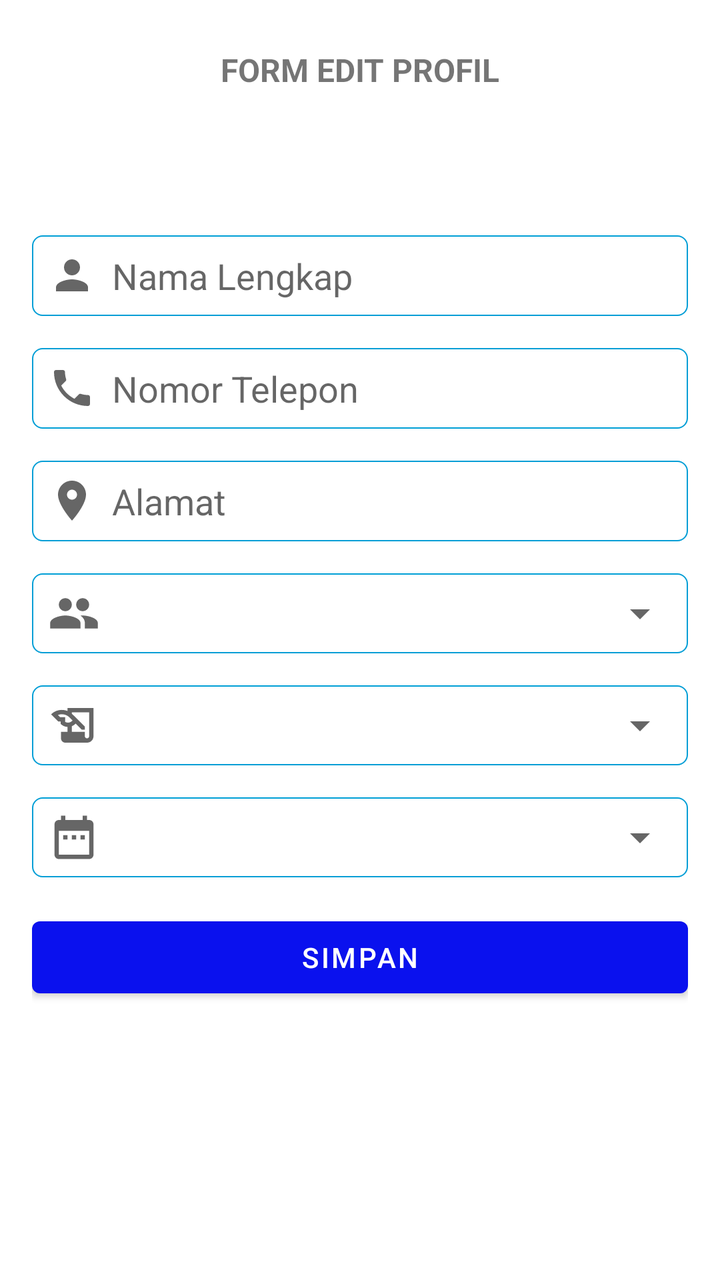
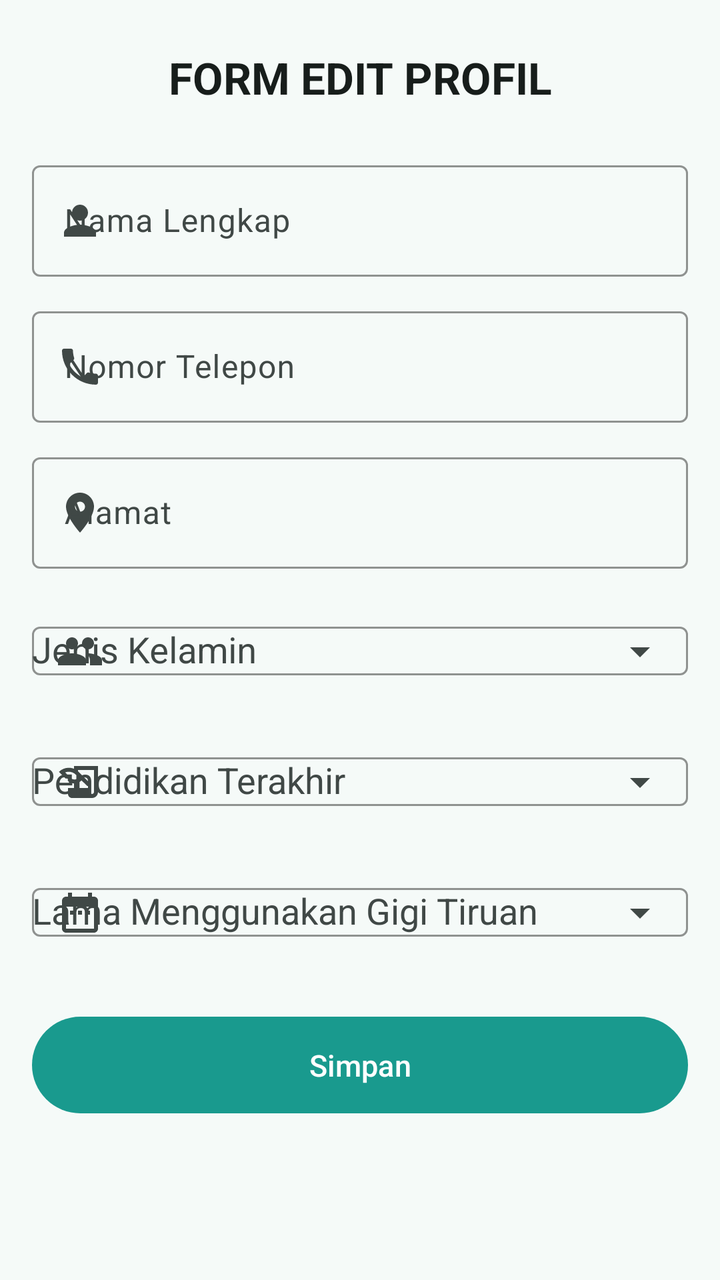

Screens rendered from an Android XML layout before and after an edit, with the pre-edit source and the edit as a unified diff.
<!-- AndroidManifest.xml: application theme Theme.Ladokgi -->
<!-- res/layout/activity_edit_profile.xml -->
<?xml version="1.0" encoding="utf-8"?>

<LinearLayout xmlns:android="http://schemas.android.com/apk/res/android"
    xmlns:app="http://schemas.android.com/apk/res-auto"
    xmlns:tools="http://schemas.android.com/tools"
    android:layout_width="match_parent"
    android:layout_height="match_parent"
    android:orientation="vertical"
    tools:context=".EditProfileActivity">
    <ScrollView
        android:id="@+id/scroll"
        android:layout_width="match_parent"
        android:layout_height="wrap_content"
        >
        <androidx.constraintlayout.widget.ConstraintLayout
            android:layout_width="match_parent"
            android:layout_height="match_parent"
            android:paddingLeft="@dimen/activity_horizontal_margin"
            android:paddingTop="@dimen/activity_vertical_margin"
            android:paddingRight="@dimen/activity_horizontal_margin"
            android:paddingBottom="@dimen/activity_vertical_margin">

            <TextView
                android:id="@+id/title"
                android:layout_width="match_parent"
                android:layout_height="wrap_content"
                android:layout_marginTop="8dp"
                app:layout_constraintTop_toTopOf="parent"
                app:layout_constraintBottom_toTopOf="@id/form"
                android:textAlignment="center"
                android:textSize="16sp"
                android:textStyle="bold"
                android:text="FORM EDIT PROFIL"/>


            <LinearLayout
                android:id="@+id/form"
                android:layout_width="match_parent"
                android:layout_height="wrap_content"
                android:layout_marginTop="72dp"
                android:orientation="vertical"
                app:layout_constraintTop_toBottomOf="@id/title"
                >

                <EditText
                    android:id="@+id/nama"
                    android:layout_width="match_parent"
                    android:layout_height="wrap_content"
                    android:layout_marginBottom="16dp"
                    android:background="@drawable/field_bg"
                    android:inputType="textPersonName"
                    android:drawableStart="@drawable/ic_baseline_person_24"
                    android:hint="Nama Lengkap"
                    android:drawablePadding="8dp"
                    android:padding="8dp" />

                <EditText
                    android:id="@+id/nomor_tlp"
                    android:layout_width="match_parent"
                    android:layout_height="wrap_content"
                    android:layout_marginBottom="16dp"
                    android:background="@drawable/field_bg"
                    android:inputType="phone"
                    android:drawableStart="@drawable/ic_baseline_phone_24"
                    android:hint="Nomor Telepon"
                    android:drawablePadding="8dp"
                    android:padding="8dp" />

                <EditText
                    android:id="@+id/alamat"
                    android:layout_width="match_parent"
                    android:layout_height="wrap_content"
                    android:layout_marginBottom="16dp"
                    android:background="@drawable/field_bg"
                    android:drawableStart="@drawable/ic_baseline_location_on_24"
                    android:inputType="text"
                    android:drawablePadding="8dp"
                    android:hint="Alamat"
                    android:padding="8dp" />

                <RelativeLayout
                    android:id="@+id/layot1"
                    android:layout_width="match_parent"
                    android:layout_height="wrap_content"
                    android:background="@drawable/field_bg"
                    android:layout_marginBottom="16dp">
                    <Spinner
                        android:id="@+id/spn3"
                        android:layout_width="match_parent"
                        android:layout_height="40dp"
                        android:layout_toEndOf="@id/iconSpinner3"
                        />
                    <ImageView
                        android:id="@+id/iconSpinner3"
                        android:layout_width="26dp"
                        android:layout_height="26dp"
                        android:src="@drawable/ic_baseline_group_24"
                        android:layout_centerVertical="true"
                        android:layout_marginStart="8dp"/>
                </RelativeLayout>

                <RelativeLayout
                    android:id="@+id/layot2"
                    android:layout_width="match_parent"
                    android:layout_height="wrap_content"
                    android:background="@drawable/field_bg"
                    android:layout_marginBottom="16dp">
                    <Spinner
                        android:id="@+id/spn"
                        android:layout_width="match_parent"
                        android:layout_height="40dp"
                        android:layout_toEndOf="@id/iconSpinner"
                        />
                    <ImageView
                        android:id="@+id/iconSpinner"
                        android:layout_width="26dp"
                        android:layout_height="26dp"
                        android:src="@drawable/ic_baseline_history_edu_24"
                        android:layout_centerVertical="true"
                        android:layout_marginStart="8dp"/>
                </RelativeLayout>

                <RelativeLayout
                    android:id="@+id/layot3"
                    android:layout_width="match_parent"
                    android:layout_height="wrap_content"
                    android:background="@drawable/field_bg"
                    android:layout_marginBottom="16dp">
                    <Spinner
                        android:id="@+id/spn2"
                        android:layout_width="match_parent"
                        android:layout_height="40dp"
                        android:layout_toEndOf="@id/iconSpinner2"
                        />
                    <ImageView
                        android:id="@+id/iconSpinner2"
                        android:layout_width="26dp"
                        android:layout_height="26dp"
                        android:src="@drawable/ic_baseline_date_range_24"
                        android:layout_centerVertical="true"
                        android:layout_marginStart="8dp"/>
                </RelativeLayout>

                <Button
                    android:id="@+id/btn_simpan"
                    android:layout_width="match_parent"
                    android:layout_height="wrap_content"
                    android:layout_marginBottom="32dp"
                    android:text="Simpan" />


            </LinearLayout>

        </androidx.constraintlayout.widget.ConstraintLayout>
    </ScrollView>
</LinearLayout>
<!-- resources referenced by this layout -->
<resources>
  <dimen name="activity_vertical_margin">16dp</dimen>
  <!-- drawable field_bg (drawable) -->
  <?xml version="1.0" encoding="utf-8"?>
  
  <shape xmlns:android="http://schemas.android.com/apk/res/android"
      android:shape="rectangle" >
  
      <corners
          android:bottomLeftRadius="5dp"
          android:bottomRightRadius="5dp"
          android:topLeftRadius="5dp"
          android:topRightRadius="5dp" />
  
      <stroke
          android:width="0.5dp"
          android:color="@color/purple_500" />
  
      <solid android:color="#80FFFFFF" />
  
  </shape>
  <style name="Theme.Ladokgi" parent="Theme.MaterialComponents.DayNight.NoActionBar">
          
          <item name="colorPrimary">@color/purple_700</item>
          <item name="colorPrimaryVariant">@color/purple_500</item>
          <item name="colorOnPrimary">@color/white</item>
          
          <item name="colorSecondary">@color/purple_500</item>
          <item name="colorSecondaryVariant">@color/purple_700</item>
          <item name="colorOnSecondary">@color/black</item>
          
          <item name="android:statusBarColor" tools:targetApi="l">?attr/colorPrimaryVariant</item>
          
  
          <item name="actionOverflowButtonStyle">@style/MyOverflowButtonStyle</item>
      </style>
  <color name="purple_500">#009ed6</color>
  <color name="purple_700">#0a11ee</color>
  <color name="white">#FFFFFFFF</color>
  <color name="black">#FF000000</color>
  <style name="MyOverflowButtonStyle" parent="Widget.AppCompat.ActionButton.Overflow">
          <item name="android:tint">#FFFFFF</item>
      </style>
  <!-- unchanged entries left out for length: 7 -->
</resources>

<!-- the commit's change to res/layout/activity_edit_profile.xml (unified diff, before → after) -->
@@ -1,5 +1,4 @@
 <?xml version="1.0" encoding="utf-8"?>
-
 <LinearLayout xmlns:android="http://schemas.android.com/apk/res/android"
     xmlns:app="http://schemas.android.com/apk/res-auto"
     xmlns:tools="http://schemas.android.com/tools"
@@ -7,150 +6,143 @@
     android:layout_height="match_parent"
     android:orientation="vertical"
     tools:context=".EditProfileActivity">
+
     <ScrollView
         android:id="@+id/scroll"
         android:layout_width="match_parent"
-        android:layout_height="wrap_content"
-        >
-        <androidx.constraintlayout.widget.ConstraintLayout
+        android:layout_height="match_parent"
+        android:fillViewport="true">
+
+        <LinearLayout
             android:layout_width="match_parent"
-            android:layout_height="match_parent"
-            android:paddingLeft="@dimen/activity_horizontal_margin"
-            android:paddingTop="@dimen/activity_vertical_margin"
-            android:paddingRight="@dimen/activity_horizontal_margin"
-            android:paddingBottom="@dimen/activity_vertical_margin">
+            android:layout_height="wrap_content"
+            android:orientation="vertical"
+            android:padding="@dimen/activity_horizontal_margin"
+            android:paddingBottom="32dp">
 
-            <TextView
+            <com.google.android.material.textview.MaterialTextView
                 android:id="@+id/title"
                 android:layout_width="match_parent"
                 android:layout_height="wrap_content"
                 android:layout_marginTop="8dp"
-                app:layout_constraintTop_toTopOf="parent"
-                app:layout_constraintBottom_toTopOf="@id/form"
-                android:textAlignment="center"
-                android:textSize="16sp"
-                android:textStyle="bold"
-                android:text="FORM EDIT PROFIL"/>
-
+                android:layout_marginBottom="24dp"
+                android:gravity="center"
+                android:text="@string/form_edit_profile_title"
+                android:textAppearance="?attr/textAppearanceTitleLarge"
+                android:textColor="?attr/colorOnSurface"
+                android:textStyle="bold" />
 
             <LinearLayout
                 android:id="@+id/form"
                 android:layout_width="match_parent"
                 android:layout_height="wrap_content"
-                android:layout_marginTop="72dp"
-                android:orientation="vertical"
-                app:layout_constraintTop_toBottomOf="@id/title"
-                >
+                android:orientation="vertical">
 
-                <EditText
-                    android:id="@+id/nama"
+                <com.google.android.material.textfield.TextInputLayout
+                    android:id="@+id/til_nama"
+                    style="@style/Widget.Ladokgi.TextInputLayout"
                     android:layout_width="match_parent"
                     android:layout_height="wrap_content"
-                    android:layout_marginBottom="16dp"
-                    android:background="@drawable/field_bg"
-                    android:inputType="textPersonName"
-                    android:drawableStart="@drawable/ic_baseline_person_24"
-                    android:hint="Nama Lengkap"
-                    android:drawablePadding="8dp"
-                    android:padding="8dp" />
+                    android:layout_marginBottom="12dp"
+                    android:hint="@string/hint_full_name"
+                    app:startIconDrawable="@drawable/ic_baseline_person_24">
 
-                <EditText
-                    android:id="@+id/nomor_tlp"
+                    <com.google.android.material.textfield.TextInputEditText
+                        android:id="@+id/nama"
+                        android:layout_width="match_parent"
+                        android:layout_height="wrap_content"
+                        android:inputType="textPersonName" />
+                </com.google.android.material.textfield.TextInputLayout>
+
+                <com.google.android.material.textfield.TextInputLayout
+                    android:id="@+id/til_telepon"
+                    style="@style/Widget.Ladokgi.TextInputLayout"
                     android:layout_width="match_parent"
                     android:layout_height="wrap_content"
-                    android:layout_marginBottom="16dp"
-                    android:background="@drawable/field_bg"
-                    android:inputType="phone"
-                    android:drawableStart="@drawable/ic_baseline_phone_24"
-                    android:hint="Nomor Telepon"
-                    android:drawablePadding="8dp"
-                    android:padding="8dp" />
+                    android:layout_marginBottom="12dp"
+                    android:hint="@string/hint_phone"
+                    app:startIconDrawable="@drawable/ic_baseline_phone_24">
 
-                <EditText
-                    android:id="@+id/alamat"
+                    <com.google.android.material.textfield.TextInputEditText
+                        android:id="@+id/nomor_tlp"
+                        android:layout_width="match_parent"
+                        android:layout_height="wrap_content"
+                        android:inputType="phone" />
+                </com.google.android.material.textfield.TextInputLayout>
+
+                <com.google.android.material.textfield.TextInputLayout
+                    android:id="@+id/til_alamat"
+                    style="@style/Widget.Ladokgi.TextInputLayout"
                     android:layout_width="match_parent"
                     android:layout_height="wrap_content"
-                    android:layout_marginBottom="16dp"
-                    android:background="@drawable/field_bg"
-                    android:drawableStart="@drawable/ic_baseline_location_on_24"
-                    android:inputType="text"
-                    android:drawablePadding="8dp"
-                    android:hint="Alamat"
-                    android:padding="8dp" />
+                    android:layout_marginBottom="12dp"
+                    android:hint="@string/hint_address"
+                    app:startIconDrawable="@drawable/ic_baseline_location_on_24">
 
-                <RelativeLayout
+                    <com.google.android.material.textfield.TextInputEditText
+                        android:id="@+id/alamat"
+                        android:layout_width="match_parent"
+                        android:layout_height="wrap_content"
+                        android:inputType="text" />
+                </com.google.android.material.textfield.TextInputLayout>
+
+                <com.google.android.material.textfield.TextInputLayout
                     android:id="@+id/layot1"
+                    style="@style/Widget.Ladokgi.TextInputLayout"
                     android:layout_width="match_parent"
                     android:layout_height="wrap_content"
-                    android:background="@drawable/field_bg"
-                    android:layout_marginBottom="16dp">
-                    <Spinner
+                    android:layout_marginBottom="12dp"
+                    android:hint="@string/label_gender"
+                    app:startIconDrawable="@drawable/ic_baseline_group_24"
+                    app:endIconMode="dropdown_menu">
+
+                    <com.google.android.material.textfield.MaterialAutoCompleteTextView
                         android:id="@+id/spn3"
                         android:layout_width="match_parent"
-                        android:layout_height="40dp"
-                        android:layout_toEndOf="@id/iconSpinner3"
-                        />
-                    <ImageView
-                        android:id="@+id/iconSpinner3"
-                        android:layout_width="26dp"
-                        android:layout_height="26dp"
-                        android:src="@drawable/ic_baseline_group_24"
-                        android:layout_centerVertical="true"
-                        android:layout_marginStart="8dp"/>
-                </RelativeLayout>
+                        android:layout_height="wrap_content"
+                        android:inputType="none" />
+                </com.google.android.material.textfield.TextInputLayout>
 
-                <RelativeLayout
+                <com.google.android.material.textfield.TextInputLayout
                     android:id="@+id/layot2"
+                    style="@style/Widget.Ladokgi.TextInputLayout"
                     android:layout_width="match_parent"
                     android:layout_height="wrap_content"
-                    android:background="@drawable/field_bg"
-                    android:layout_marginBottom="16dp">
-                    <Spinner
+                    android:layout_marginBottom="12dp"
+                    android:hint="@string/label_education"
+                    app:startIconDrawable="@drawable/ic_baseline_history_edu_24"
+                    app:endIconMode="dropdown_menu">
+
+                    <com.google.android.material.textfield.MaterialAutoCompleteTextView
                         android:id="@+id/spn"
                         android:layout_width="match_parent"
-                        android:layout_height="40dp"
-                        android:layout_toEndOf="@id/iconSpinner"
-                        />
-                    <ImageView
-                        android:id="@+id/iconSpinner"
-                        android:layout_width="26dp"
-                        android:layout_height="26dp"
-                        android:src="@drawable/ic_baseline_history_edu_24"
-                        android:layout_centerVertical="true"
-                        android:layout_marginStart="8dp"/>
-                </RelativeLayout>
+                        android:layout_height="wrap_content"
+                        android:inputType="none" />
+                </com.google.android.material.textfield.TextInputLayout>
 
-                <RelativeLayout
+                <com.google.android.material.textfield.TextInputLayout
                     android:id="@+id/layot3"
+                    style="@style/Widget.Ladokgi.TextInputLayout"
                     android:layout_width="match_parent"
                     android:layout_height="wrap_content"
-                    android:background="@drawable/field_bg"
-                    android:layout_marginBottom="16dp">
-                    <Spinner
+                    android:layout_marginBottom="24dp"
+                    android:hint="@string/label_usage_duration"
+                    app:startIconDrawable="@drawable/ic_baseline_date_range_24"
+                    app:endIconMode="dropdown_menu">
+
+                    <com.google.android.material.textfield.MaterialAutoCompleteTextView
                         android:id="@+id/spn2"
                         android:layout_width="match_parent"
-                        android:layout_height="40dp"
-                        android:layout_toEndOf="@id/iconSpinner2"
-                        />
-                    <ImageView
-                        android:id="@+id/iconSpinner2"
-                        android:layout_width="26dp"
-                        android:layout_height="26dp"
-                        android:src="@drawable/ic_baseline_date_range_24"
-                        android:layout_centerVertical="true"
-                        android:layout_marginStart="8dp"/>
-                </RelativeLayout>
+                        android:layout_height="wrap_content"
+                        android:inputType="none" />
+                </com.google.android.material.textfield.TextInputLayout>
 
-                <Button
+                <com.google.android.material.button.MaterialButton
                     android:id="@+id/btn_simpan"
                     android:layout_width="match_parent"
                     android:layout_height="wrap_content"
-                    android:layout_marginBottom="32dp"
-                    android:text="Simpan" />
-
-
+                    android:text="@string/action_save" />
             </LinearLayout>
-
-        </androidx.constraintlayout.widget.ConstraintLayout>
+        </LinearLayout>
     </ScrollView>
 </LinearLayout>
<!-- resource entries referenced after the edit -->
@@ -1,46 +1,104 @@
 <!-- resources referenced by this layout -->
 <resources>
-  <dimen name="activity_vertical_margin">16dp</dimen>
-  <!-- drawable field_bg (drawable) -->
-  <?xml version="1.0" encoding="utf-8"?>
+  <string name="action_save">Simpan</string>
+  <string name="form_edit_profile_title">FORM EDIT PROFIL</string>
+  <string name="hint_address">Alamat</string>
+  <string name="hint_full_name">Nama Lengkap</string>
+  <string name="hint_phone">Nomor Telepon</string>
+  <string name="label_education">Pendidikan Terakhir</string>
+  <string name="label_gender">Jenis Kelamin</string>
+  <string name="label_usage_duration">Lama Menggunakan Gigi Tiruan</string>
+  <style name="Widget.Ladokgi.TextInputLayout" parent="Widget.Material3.TextInputLayout.OutlinedBox">
+          <item name="boxStrokeColor">?attr/colorPrimary</item>
+          <item name="hintTextColor">?attr/colorPrimary</item>
+      </style>
+  <style name="Theme.Ladokgi" parent="Theme.Material3.DayNight.NoActionBar">
+          <item name="colorPrimary">@color/m3_primary</item>
+          <item name="colorOnPrimary">@color/m3_on_primary</item>
+          <item name="colorPrimaryContainer">@color/m3_primary_container</item>
+          <item name="colorOnPrimaryContainer">@color/m3_on_primary_container</item>
   
-  <shape xmlns:android="http://schemas.android.com/apk/res/android"
-      android:shape="rectangle" >
+          <item name="colorSecondary">@color/m3_secondary</item>
+          <item name="colorOnSecondary">@color/m3_on_secondary</item>
+          <item name="colorSecondaryContainer">@color/m3_secondary_container</item>
+          <item name="colorOnSecondaryContainer">@color/m3_on_secondary_container</item>
   
-      <corners
-          android:bottomLeftRadius="5dp"
-          android:bottomRightRadius="5dp"
-          android:topLeftRadius="5dp"
-          android:topRightRadius="5dp" />
+          <item name="colorTertiary">@color/m3_tertiary</item>
+          <item name="colorOnTertiary">@color/m3_on_tertiary</item>
   
-      <stroke
-          android:width="0.5dp"
-          android:color="@color/purple_500" />
+          <item name="colorError">@color/m3_error</item>
+          <item name="colorOnError">@color/m3_on_error</item>
   
-      <solid android:color="#80FFFFFF" />
+          <item name="android:colorBackground">@color/m3_background</item>
+          <item name="colorOnBackground">@color/m3_on_background</item>
+          <item name="colorSurface">@color/m3_surface</item>
+          <item name="colorOnSurface">@color/m3_on_surface</item>
+          <item name="colorSurfaceVariant">@color/m3_surface_variant</item>
+          <item name="colorOnSurfaceVariant">@color/m3_on_surface_variant</item>
+          <item name="colorOutline">@color/m3_outline</item>
+          <item name="colorSurfaceContainer">@color/m3_surface_container</item>
+          <item name="colorSurfaceContainerHigh">@color/m3_surface_container_high</item>
   
-  </shape>
-  <style name="Theme.Ladokgi" parent="Theme.MaterialComponents.DayNight.NoActionBar">
           
-          <item name="colorPrimary">@color/purple_700</item>
-          <item name="colorPrimaryVariant">@color/purple_500</item>
-          <item name="colorOnPrimary">@color/white</item>
-          
-          <item name="colorSecondary">@color/purple_500</item>
-          <item name="colorSecondaryVariant">@color/purple_700</item>
-          <item name="colorOnSecondary">@color/black</item>
-          
-          <item name="android:statusBarColor" tools:targetApi="l">?attr/colorPrimaryVariant</item>
-          
+          <item name="textInputStyle">@style/Widget.Ladokgi.TextInputLayout</item>
+          <item name="materialButtonStyle">@style/Widget.Ladokgi.Button</item>
+          <item name="materialButtonOutlinedStyle">@style/Widget.Ladokgi.Button.Outlined</item>
+          <item name="borderlessButtonStyle">@style/Widget.Ladokgi.Button.Text</item>
   
+          <item name="materialAlertDialogTheme">@style/ThemeOverlay.Ladokgi.AlertDialog</item>
           <item name="actionOverflowButtonStyle">@style/MyOverflowButtonStyle</item>
       </style>
-  <color name="purple_500">#009ed6</color>
-  <color name="purple_700">#0a11ee</color>
-  <color name="white">#FFFFFFFF</color>
-  <color name="black">#FF000000</color>
+  <color name="m3_primary">#199A8E</color>
+  <color name="m3_on_primary">#FFFFFF</color>
+  <color name="m3_primary_container">#9DF2E4</color>
+  <color name="m3_on_primary_container">#00201C</color>
+  <color name="m3_secondary">#4B635F</color>
+  <color name="m3_on_secondary">#FFFFFF</color>
+  <color name="m3_secondary_container">#CDE8E3</color>
+  <color name="m3_on_secondary_container">#07201C</color>
+  <color name="m3_tertiary">#46617A</color>
+  <color name="m3_on_tertiary">#FFFFFF</color>
+  <color name="m3_error">#BA1A1A</color>
+  <color name="m3_on_error">#FFFFFF</color>
+  <color name="m3_background">#F5FAF8</color>
+  <color name="m3_on_background">#171D1B</color>
+  <color name="m3_surface">#F5FAF8</color>
+  <color name="m3_on_surface">#171D1B</color>
+  <color name="m3_surface_variant">#DAE5E2</color>
+  <color name="m3_on_surface_variant">#404846</color>
+  <color name="m3_outline">#707976</color>
+  <color name="m3_surface_container">#EFF5F3</color>
+  <color name="m3_surface_container_high">#E9EFED</color>
+  <style name="Widget.Ladokgi.Button" parent="Widget.Material3.Button">
+          <item name="shapeAppearanceOverlay">@style/ShapeAppearance.Ladokgi.Pill</item>
+          <item name="android:textSize">15sp</item>
+          <item name="android:paddingTop">14dp</item>
+          <item name="android:paddingBottom">14dp</item>
+          <item name="iconPadding">8dp</item>
+      </style>
+  <style name="Widget.Ladokgi.Button.Outlined" parent="Widget.Material3.Button.OutlinedButton">
+          <item name="shapeAppearanceOverlay">@style/ShapeAppearance.Ladokgi.Pill</item>
+          <item name="android:textSize">15sp</item>
+          <item name="android:paddingTop">14dp</item>
+          <item name="android:paddingBottom">14dp</item>
+          <item name="strokeColor">?attr/colorPrimary</item>
+          <item name="android:textColor">?attr/colorPrimary</item>
+      </style>
+  <style name="Widget.Ladokgi.Button.Text" parent="Widget.Material3.Button.TextButton">
+          <item name="shapeAppearanceOverlay">@style/ShapeAppearance.Ladokgi.Pill</item>
+          <item name="android:textColor">?attr/colorPrimary</item>
+      </style>
+  <style name="ThemeOverlay.Ladokgi.AlertDialog" parent="ThemeOverlay.Material3.MaterialAlertDialog">
+          <item name="buttonBarPositiveButtonStyle">@style/Widget.Ladokgi.Button.Text</item>
+          <item name="buttonBarNegativeButtonStyle">@style/Widget.Ladokgi.Button.Text</item>
+          <item name="buttonBarNeutralButtonStyle">@style/Widget.Ladokgi.Button.Text</item>
+      </style>
   <style name="MyOverflowButtonStyle" parent="Widget.AppCompat.ActionButton.Overflow">
-          <item name="android:tint">#FFFFFF</item>
+          <item name="android:tint">?attr/colorOnSurface</item>
+      </style>
+  <style name="ShapeAppearance.Ladokgi.Pill" parent="">
+          <item name="cornerFamily">rounded</item>
+          <item name="cornerSize">50%</item>
       </style>
   <!-- unchanged entries left out for length: 7 -->
 </resources>
